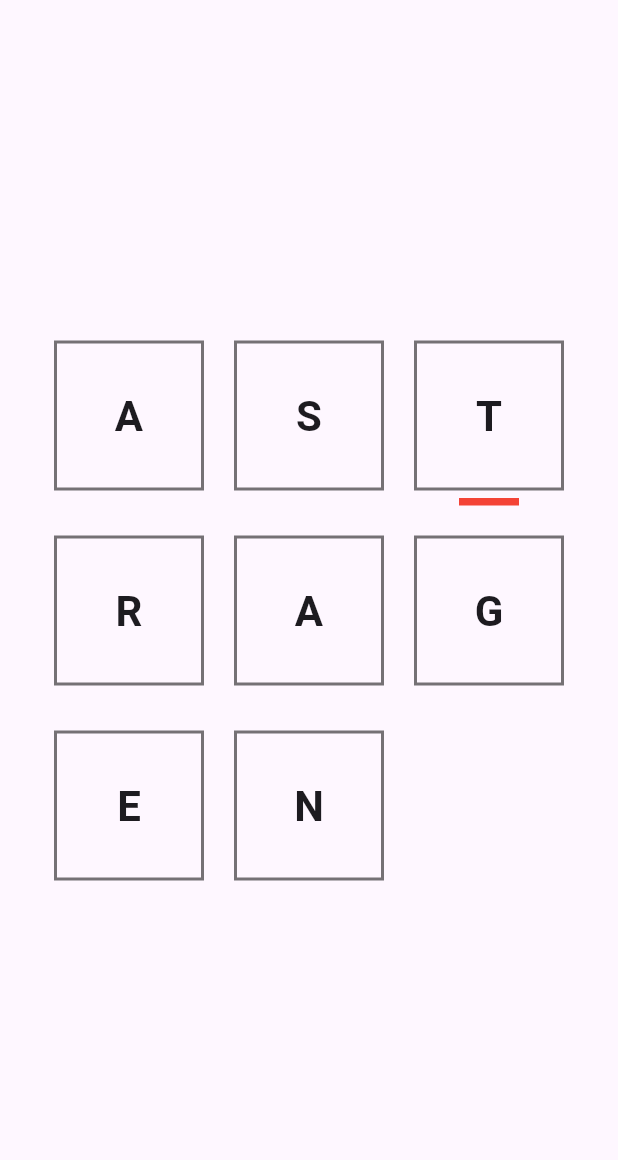
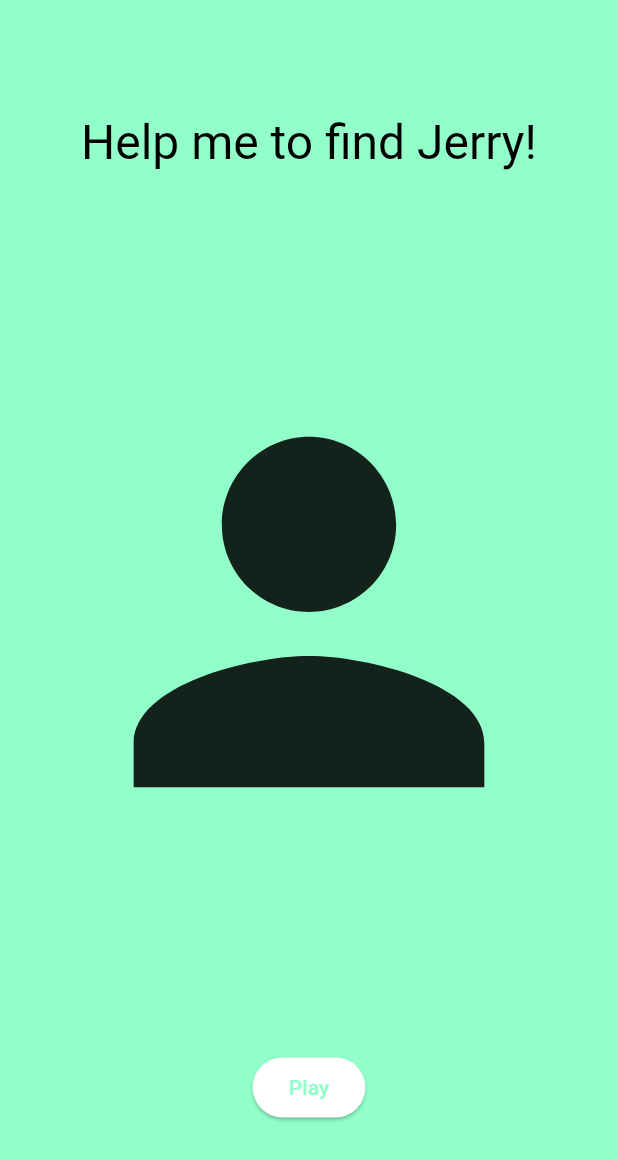
Before and after one commit to e-prashanth/flutter_game, a Flutter app: the screen it shows after launch, on a phone screen of 412 x 824 dp. Shown: the top 1160 px of the screen. Run offline on Flutter 3.47's test engine with Material 3 defaults, Android fonts, the phone set to English and light mode, and no system bars; our stand-ins replace video_player.

Commit message:
little changes updated

```diff
--- /dev/null
+++ b/lib/components/home/home_ui.dart
@@ -0,0 +1,46 @@
+import 'package:flutter/material.dart';
+
+import '../gaming_page/gaming_page_ui.dart';
+
+class HomeUI extends StatefulWidget {
+  const HomeUI({super.key});
+
+  @override
+  State<HomeUI> createState() => _HomeUIState();
+}
+
+class _HomeUIState extends State<HomeUI> {
+  @override
+  Widget build(BuildContext context) {
+    return PopScope(
+      canPop: false,
+      child: SafeArea(
+        child: Scaffold(
+          body: OrientationBuilder(
+            builder: (context, orientation) {
+              return Center(child: _landingPage());
+            },
+          ),
+        ),
+      ),
+    );
+  }
+
+  Widget _landingPage() {
+    return Container(
+      width: double.infinity,
+      color: Theme.of(context).colorScheme.primary,
+      child: Padding(
+        padding: const EdgeInsets.all(16.0),
+        child: Column(
+          mainAxisAlignment: MainAxisAlignment.spaceAround,
+          children: [
+            Text("Help me to find Jerry!", style: Theme.of(context).textTheme.headlineLarge),
+            Icon(Icons.person, size: 350),
+            ElevatedButton(onPressed: () => Navigator.push(context, MaterialPageRoute(builder: (context) => const GamingPage())), child: Text("Play")),
+          ],
+        ),
+      ),
+    );
+  }
+}
--- a/lib/main.dart
+++ b/lib/main.dart
@@ -1,6 +1,6 @@
 import 'package:flutter/material.dart';
-import 'dart:async';
-import 'dart:math';
+
+import 'components/home/home_ui.dart';
 
 void main() {
   runApp(const MyApp());
@@ -11,98 +11,23 @@ class MyApp extends StatelessWidget {
 
   @override
   Widget build(BuildContext context) {
-    return const MaterialApp(
+    return MaterialApp(
       debugShowCheckedModeBanner: false,
-      home: Scaffold(body: JumpingContainers()),
+      theme: GameTheme.getThemeData(),
+      title: "Tom & Jerry Game",
+      home: Scaffold( body: HomeUI()));
+  }
+}
+
+class GameTheme{
+  static ThemeData getThemeData(){
+    const Color primaryColor = Color.fromARGB(255, 146, 255, 202);
+
+    return ThemeData(
+      brightness: Brightness.light,
+      colorScheme: ColorScheme.light(
+        primary: primaryColor
+      )
     );
   }
 }
-
-class JumpingContainers extends StatefulWidget {
-  const JumpingContainers({super.key});
-
-  @override
-  _JumpingContainersState createState() => _JumpingContainersState();
-}
-
-class _JumpingContainersState extends State<JumpingContainers> {
-  final letters = "ASTRAGEN".split(""); // 8 letters
-  int hiddenIndex = 0; // moves in background
-  late Timer timer;
-  final random = Random();
-
-  @override
-  void initState() {
-    super.initState();
-
-    // keep moving hidden red highlight every second
-    timer = Timer.periodic(const Duration(seconds: 1), (t) {
-      setState(() {
-        hiddenIndex = random.nextInt(letters.length);
-      });
-    });
-  }
-
-  @override
-  void dispose() {
-    timer.cancel();
-    super.dispose();
-  }
-
-  void _handleTap(int index) {
-    final isWinner = index == hiddenIndex;
-
-    ScaffoldMessenger.of(context).showSnackBar(
-      SnackBar(
-        content: Text(isWinner ? "🎉 Win!" : "Better luck next time"),
-        duration: const Duration(milliseconds: 500),
-      ),
-    );
-  }
-
-  @override
-  Widget build(BuildContext context) {
-    return Center(
-      child: Padding(
-        padding: const EdgeInsets.all(20.0),
-        child: Wrap(
-          spacing: 20,
-          runSpacing: 20,
-          children: List.generate(letters.length, (index) {
-            return GestureDetector(
-              onTap: () => _handleTap(index),
-              child: Column(
-                mainAxisSize: MainAxisSize.min,
-                children: [
-                  Container(
-                    width: 100,
-                    height: 100,
-                    alignment: Alignment.center,
-                    decoration: BoxDecoration(
-                      border: Border.all(color: Colors.black54, width: 2),
-                      color: Colors.transparent,
-                    ),
-                    child: Text(
-                      letters[index],
-                      style: const TextStyle(
-                        fontSize: 28,
-                        fontWeight: FontWeight.bold,
-                      ),
-                    ),
-                  ),
-                  const SizedBox(height: 5),
-                  // Small red line for testing (only visible at hiddenIndex)
-                  Container(
-                    width: 40,
-                    height: 5,
-                    color: hiddenIndex == index ? Colors.red : Colors.transparent,
-                  ),
-                ],
-              ),
-            );
-          }),
-        ),
-      ),
-    );
-  }
-}
--- a/pubspec.yaml
+++ b/pubspec.yaml
@@ -34,6 +34,7 @@ dependencies:
   # The following adds the Cupertino Icons font to your application.
   # Use with the CupertinoIcons class for iOS style icons.
   cupertino_icons: ^1.0.8
+  video_player: ^2.10.0
 
 dev_dependencies:
   flutter_test:
@@ -56,6 +57,9 @@ flutter:
   # included with your application, so that you can use the icons in
   # the material Icons class.
   uses-material-design: true
+
+  assets:
+    - assets/video/sample_video.mp4
 
   # To add assets to your application, add an assets section, like this:
   # assets:
```
Also changed, not shown: lib/components/gaming_page/gaming_page_ui.dart (added, +74 -0 lines), lib/components/video_player.dart (added, +57 -0 lines), lib/components/home/home_modal.dart (added), lib/components/home/home_service.dart (added), pubspec.lock, 2 other files.
